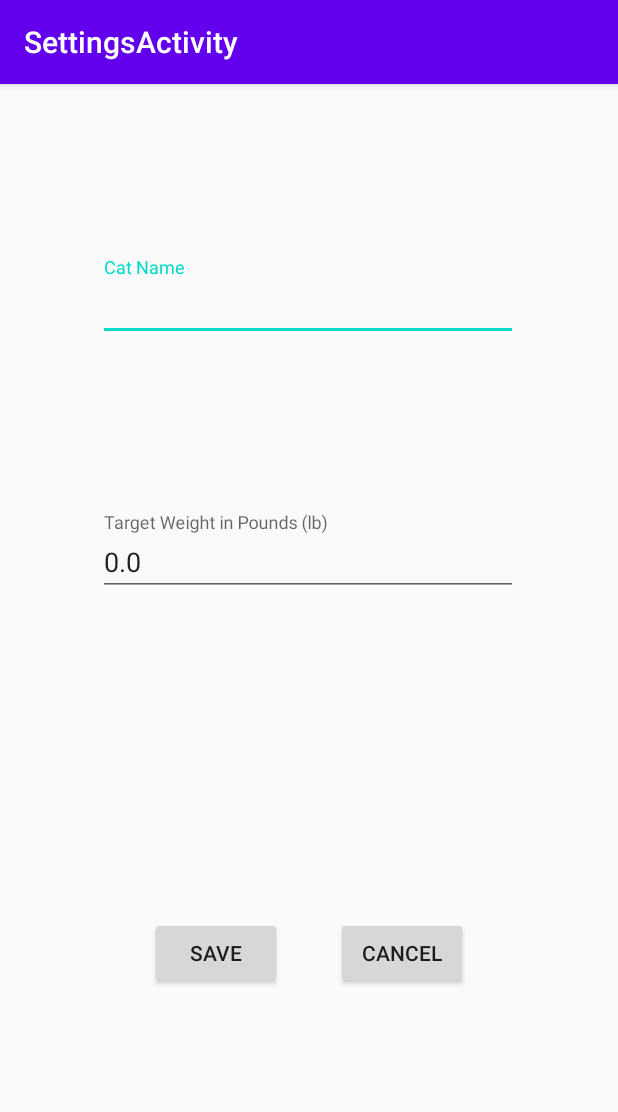
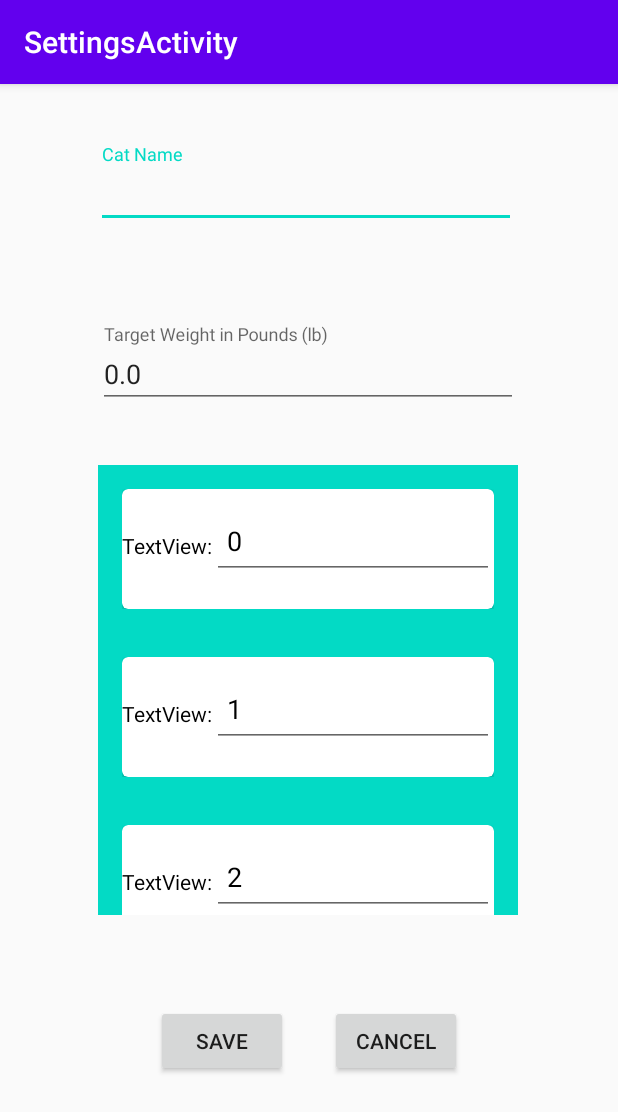
Before and after one commit to bmwettle/TheHealthyCatApp, an Android app: the screen it shows after launch (SettingsActivity), after a tap on "SETTINGS", on a phone screen of 412 x 824 dp. Shown: the top 1112 px of the screen. Run offline under Robolectric (Android 15) with nearby library versions, the phone set to English and light mode, and no system bars.

Commit message:
Added a basic recyclerView list with editText properties.

```diff
--- a/app/build.gradle
+++ b/app/build.gradle
@@ -30,8 +30,11 @@ dependencies {
     implementation 'androidx.navigation:navigation-fragment:2.3.2'
     implementation 'androidx.navigation:navigation-ui:2.3.2'
     implementation 'com.github.PhilJay:MPAndroidChart:v3.0.3'
+    implementation 'androidx.cardview:cardview:1.0.0'
     testImplementation 'junit:junit:4.12'
     androidTestImplementation 'androidx.test.ext:junit:1.1.2'
     androidTestImplementation 'androidx.test.espresso:espresso-core:3.3.0'
 
+    implementation "androidx.recyclerview:recyclerview:1.1.0"
+    implementation "androidx.cardview:cardview:1.0.0"
 }
--- /dev/null
+++ b/app/src/main/java/wsu/group18/thehealthycat/CustomTimeAdapter.java
@@ -0,0 +1,82 @@
+package wsu.group18.thehealthycat;
+
+import android.content.Context;
+import android.text.Editable;
+import android.text.TextWatcher;
+import android.util.Log;
+import android.view.LayoutInflater;
+import android.view.View;
+import android.view.ViewGroup;
+import android.widget.ArrayAdapter;
+import android.widget.EditText;
+
+import androidx.recyclerview.widget.RecyclerView;
+
+import java.util.ArrayList;
+
+public class CustomTimeAdapter extends RecyclerView.Adapter<CustomTimeAdapter.MyViewHolder> {
+
+    private LayoutInflater inflater;
+    public static ArrayList<TimeEditModel> editModelArrayList;
+
+
+    public CustomTimeAdapter(Context ctx, ArrayList<TimeEditModel> editModelArrayList){
+
+        inflater = LayoutInflater.from(ctx);
+        this.editModelArrayList = editModelArrayList;
+    }
+
+    @Override
+    public CustomTimeAdapter.MyViewHolder onCreateViewHolder(ViewGroup parent, int viewType) {
+
+        View view = inflater.inflate(R.layout.timelistitems, parent, false);
+        MyViewHolder holder = new MyViewHolder(view);
+
+        return holder;
+    }
+
+    @Override
+    public void onBindViewHolder(final CustomTimeAdapter.MyViewHolder holder, final int position) {
+
+
+        holder.editText.setText(editModelArrayList.get(position).getEditTextValue());
+        Log.d("print","yes");
+
+    }
+
+    @Override
+    public int getItemCount() {
+        return editModelArrayList.size();
+    }
+
+    class MyViewHolder extends RecyclerView.ViewHolder{
+
+        protected EditText editText;
+
+        public MyViewHolder(View itemView) {
+            super(itemView);
+
+            editText = (EditText) itemView.findViewById(R.id.editid);
+
+            editText.addTextChangedListener(new TextWatcher() {
+                @Override
+                public void beforeTextChanged(CharSequence charSequence, int i, int i1, int i2) {
+
+                }
+
+                @Override
+                public void onTextChanged(CharSequence charSequence, int i, int i1, int i2) {
+
+                    editModelArrayList.get(getAdapterPosition()).setEditTextValue(editText.getText().toString());
+                }
+
+                @Override
+                public void afterTextChanged(Editable editable) {
+
+                }
+            });
+
+        }
+
+    }
+}
--- a/app/src/main/java/wsu/group18/thehealthycat/SettingsActivity.java
+++ b/app/src/main/java/wsu/group18/thehealthycat/SettingsActivity.java
@@ -9,16 +9,24 @@ import com.google.android.material.textfield.TextInputEditText;
 
 import androidx.appcompat.app.AppCompatActivity;
 import androidx.appcompat.widget.Toolbar;
+import androidx.recyclerview.widget.LinearLayoutManager;
+import androidx.recyclerview.widget.RecyclerView;
 
 import android.view.View;
 import android.widget.Button;
 import android.widget.TextView;
+
+import java.util.ArrayList;
 
 public class SettingsActivity extends AppCompatActivity {
 
     TextInputEditText cName;
     TextInputEditText cTargetWeight;
     Button SaveButton;
+
+    private RecyclerView recyclerView;
+    private CustomTimeAdapter customAdapter;
+    public ArrayList<TimeEditModel> editModelArrayList;
 
     @Override
     protected void onCreate(Bundle savedInstanceState) {
@@ -35,13 +43,18 @@ public class SettingsActivity extends AppCompatActivity {
 
         String name = getIntent().getStringExtra("CAT_NAME");
         String targetWeight = String.valueOf(getIntent().getDoubleExtra("CAT_TARGET_WEIGHT", 0.0));
-
         if(!name.isEmpty()){
             cName.setText(name);
         }
         if(!targetWeight.isEmpty()){
             cTargetWeight.setText(targetWeight);
         }
+
+        recyclerView = findViewById(R.id.TimeEditorList);
+        editModelArrayList = populateList();
+        customAdapter = new CustomTimeAdapter(this, editModelArrayList);
+        recyclerView.setAdapter(customAdapter);
+        recyclerView.setLayoutManager(new LinearLayoutManager(getApplicationContext(), LinearLayoutManager.VERTICAL, false));
     }
 
     /*public void CanSave(){
@@ -70,4 +83,17 @@ public class SettingsActivity extends AppCompatActivity {
         intent.putExtra("CAT_TARGET_WEIGHT", Double.parseDouble(cTargetWeight.getText().toString()));
         startActivity(intent);
     }
+
+    private ArrayList<TimeEditModel> populateList(){
+
+        ArrayList<TimeEditModel> list = new ArrayList<>();
+
+        for(int i = 0; i < 8; i++){
+            TimeEditModel editModel = new TimeEditModel();
+            editModel.setEditTextValue(String.valueOf(i));
+            list.add(editModel);
+        }
+
+        return list;
+    }
 }
--- /dev/null
+++ b/app/src/main/java/wsu/group18/thehealthycat/TimeEditModel.java
@@ -0,0 +1,13 @@
+package wsu.group18.thehealthycat;
+
+public class TimeEditModel {
+    private String editTextValue;
+
+    public String getEditTextValue() {
+        return editTextValue;
+    }
+
+    public void setEditTextValue(String editTextValue) {
+        this.editTextValue = editTextValue;
+    }
+}
--- a/app/src/main/res/layout/content_settings.xml
+++ b/app/src/main/res/layout/content_settings.xml
@@ -11,9 +11,9 @@
         android:id="@+id/NameLayout"
         android:layout_width="280dp"
         android:layout_height="70dp"
-        android:layout_marginStart="65dp"
-        android:layout_marginLeft="65dp"
-        android:layout_marginTop="115dp"
+        android:layout_marginStart="64dp"
+        android:layout_marginLeft="64dp"
+        android:layout_marginTop="40dp"
         app:layout_constraintStart_toStartOf="parent"
         app:layout_constraintTop_toTopOf="parent">
 
@@ -30,7 +30,7 @@
         android:layout_height="70dp"
         android:layout_marginStart="65dp"
         android:layout_marginLeft="65dp"
-        android:layout_marginTop="100dp"
+        android:layout_marginTop="50dp"
         app:layout_constraintStart_toStartOf="parent"
         app:layout_constraintTop_toBottomOf="@+id/NameLayout">
 
@@ -42,13 +42,23 @@
             android:inputType="number" />
     </com.google.android.material.textfield.TextInputLayout>
 
+    <androidx.recyclerview.widget.RecyclerView
+        android:id="@+id/TimeEditorList"
+        android:layout_width="280dp"
+        android:layout_height="300dp"
+        android:layout_marginStart="65dp"
+        android:layout_marginLeft="65dp"
+        android:layout_marginBottom="60dp"
+        app:layout_constraintBottom_toTopOf="@+id/SettingsSaveButton"
+        app:layout_constraintStart_toStartOf="parent"/>
+
     <Button
         android:id="@+id/SettingsSaveButton"
         android:layout_width="wrap_content"
         android:layout_height="wrap_content"
-        android:layout_marginStart="100dp"
-        android:layout_marginLeft="100dp"
-        android:layout_marginTop="200dp"
+        android:layout_marginStart="104dp"
+        android:layout_marginLeft="104dp"
+        android:layout_marginTop="384dp"
         android:clickable="false"
         android:onClick="OnSave"
         android:text="@string/SaveButton"
@@ -59,9 +69,9 @@
         android:id="@+id/SettingsCancelButton"
         android:layout_width="wrap_content"
         android:layout_height="wrap_content"
-        android:layout_marginTop="200dp"
-        android:layout_marginEnd="100dp"
-        android:layout_marginRight="100dp"
+        android:layout_marginTop="384dp"
+        android:layout_marginEnd="104dp"
+        android:layout_marginRight="104dp"
         android:onClick="OnCancel"
         android:text="@string/CancelButton"
         app:layout_constraintEnd_toEndOf="parent"
--- /dev/null
+++ b/app/src/main/res/layout/timelistitems.xml
@@ -0,0 +1,48 @@
+<RelativeLayout xmlns:android="http://schemas.android.com/apk/res/android"
+    xmlns:tools="http://schemas.android.com/tools"
+    android:layout_width="match_parent"
+    android:layout_height="wrap_content"
+    android:paddingBottom="16dp"
+    android:paddingLeft="16dp"
+    android:paddingRight="16dp"
+    android:paddingTop="16dp"
+    android:background="@color/colorAccent"
+    tools:context=".MainActivity">
+
+    <androidx.cardview.widget.CardView xmlns:card_view="http://schemas.android.com/apk/res-auto"
+        android:id="@+id/card_view"
+        android:layout_width="match_parent"
+        android:layout_height="wrap_content"
+        android:layout_gravity="center"
+        android:layout_marginLeft="0dp"
+        android:layout_marginRight="0dp"
+        android:layout_marginTop="0dp"
+        card_view:cardCornerRadius="4dp">
+
+        <LinearLayout
+            android:layout_width="match_parent"
+            android:layout_height="80dp"
+            android:orientation="horizontal">
+
+            <TextView
+                android:layout_width="wrap_content"
+                android:layout_height="wrap_content"
+                android:layout_marginTop="12dp"
+                android:textColor="#000"
+                android:text="TextView:"/>
+
+            <EditText
+                android:layout_width="match_parent"
+                android:layout_height="50dp"
+                android:id="@+id/editid"
+                android:layout_marginTop="10dp"
+                android:paddingLeft="10dp"
+                android:textColor="#000"
+                android:text="hello"
+                />
+
+        </LinearLayout>
+
+
+    </androidx.cardview.widget.CardView>
+</RelativeLayout>
```
